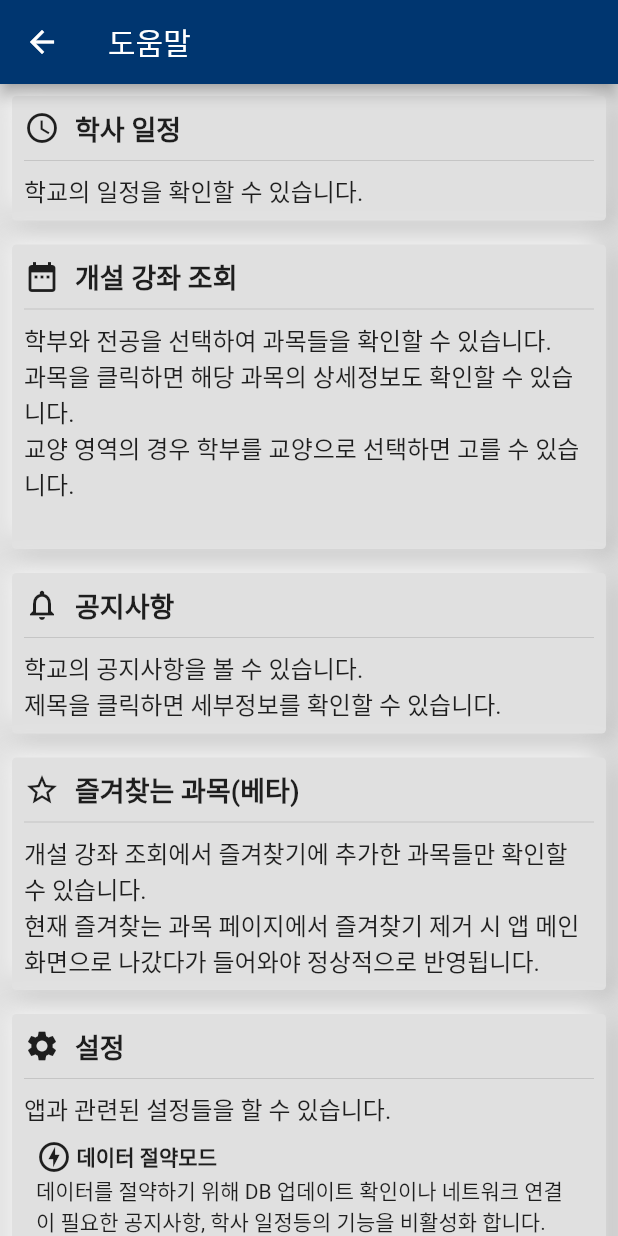
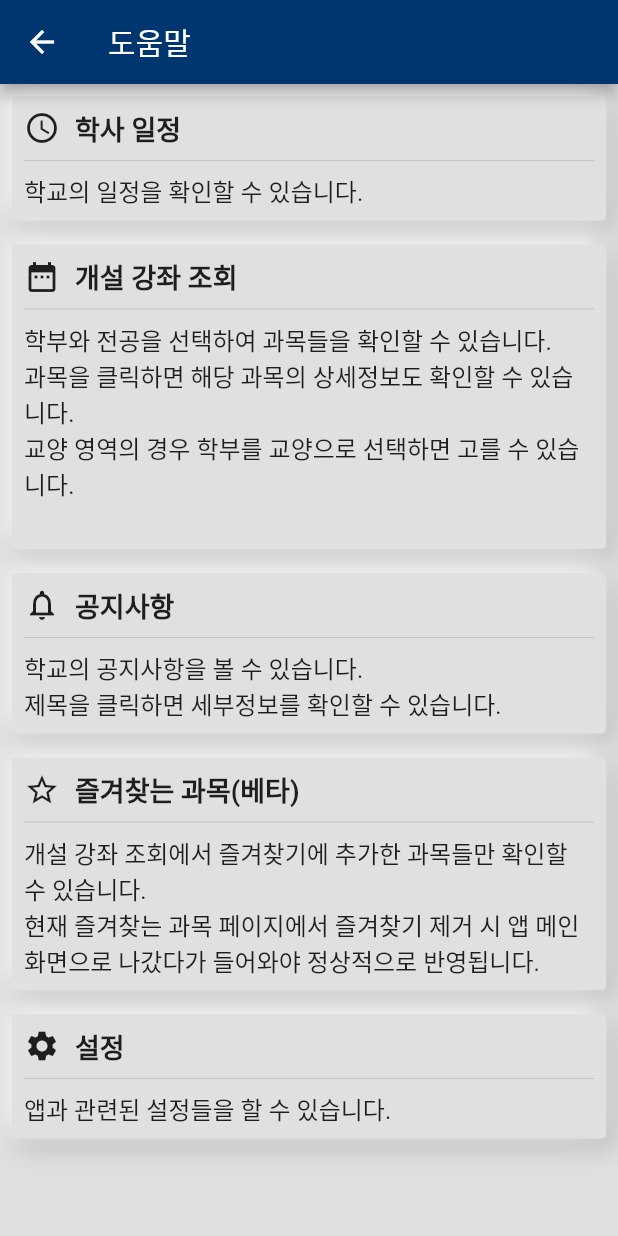
Before and after one commit to sun30812/suwon_mate, a Flutter app: the HelpPage screen opened by its route, on a phone screen of 412 x 824 dp. Run offline on Flutter 3.47's test engine with Material 2 defaults, Android fonts, the phone set to English and light mode, and no system bars; our stand-ins replace firebase_core, firebase_database, flutter_html, package_info_plus, shared_preferences; accounts and stored records are empty.

Commit message:
설정항목 설명 추가 및 도움말 메뉴 일부 수정

```diff
--- a/lib/help.dart
+++ b/lib/help.dart
@@ -51,46 +51,12 @@ class HelpPage extends StatelessWidget {
                   ),
                 ],
               )),
-          CardInfo(
+          const CardInfo(
               icon: Icons.settings,
               title: '설정',
-              detail: Column(
-                crossAxisAlignment: CrossAxisAlignment.start,
-                children: [
-                  const Text(
-                    '앱과 관련된 설정들을 할 수 있습니다.',
-                    style: TextStyle(fontSize: 16.0),
-                  ),
-                  Padding(
-                    padding: const EdgeInsets.all(8.0),
-                    child: Column(
-                      mainAxisAlignment: MainAxisAlignment.start,
-                      children: [
-                        Row(
-                          children: const [
-                            Icon(Icons.offline_bolt_outlined),
-                            Padding(padding: EdgeInsets.only(right: 3.0)),
-                            Text(
-                              '데이터 절약모드',
-                              style: TextStyle(
-                                fontWeight: FontWeight.bold,
-                              ),
-                            )
-                          ],
-                        ),
-                        Column(
-                          crossAxisAlignment: CrossAxisAlignment.start,
-                          children: const [
-                             Text(
-                                '데이터를 절약하기 위해 DB 업데이트 확인이나 네트워크 연결이 필요한 공지사항, 학사 일정등의 기능을'
-                                ' 비활성화 합니다.'),
-                             Text('주의: Web 플랫폼에서는 설정이 제한됩니다.', style: TextStyle(fontWeight: FontWeight.bold),)
-                          ],
-                        )
-                      ],
-                    ),
-                  )
-                ],
+              detail: Text(
+                '앱과 관련된 설정들을 할 수 있습니다.',
+                style: TextStyle(fontSize: 16.0),
               )),
         ],
       ),
--- a/lib/settings.dart
+++ b/lib/settings.dart
@@ -287,7 +287,12 @@ class _SettingPageState extends State<SettingPage> {
                       icon: Icons.settings,
                       title: '기능 설정',
                       detail: Column(
+                        crossAxisAlignment: CrossAxisAlignment.start,
                         children: [
+                          const Padding(
+                            padding: EdgeInsets.all(8.0),
+                            child: Text('각 항목을 클릭하면 설명을 볼 수 있습니다.'),
+                          ),
                           Padding(
                             padding: const EdgeInsets.all(8.0),
                             child: Row(
```
